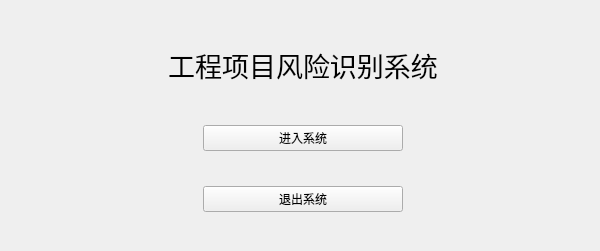
This is Qt/ZRSystem2/widget.ui in zj0395/myCode as Qt 5 draws it before an edit. The edited form follows.
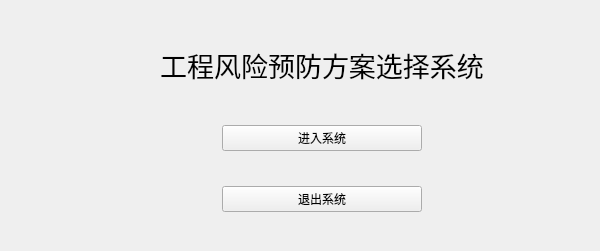
This is the edited form.

```diff
--- a/Qt/ZRSystem2/widget.ui
+++ b/Qt/ZRSystem2/widget.ui
@@ -147,7 +147,7 @@
         </font>
        </property>
        <property name="text">
-        <string>工程项目风险识别系统</string>
+        <string>工程风险预防方案选择系统</string>
        </property>
        <property name="alignment">
         <set>Qt::AlignCenter</set>
```
